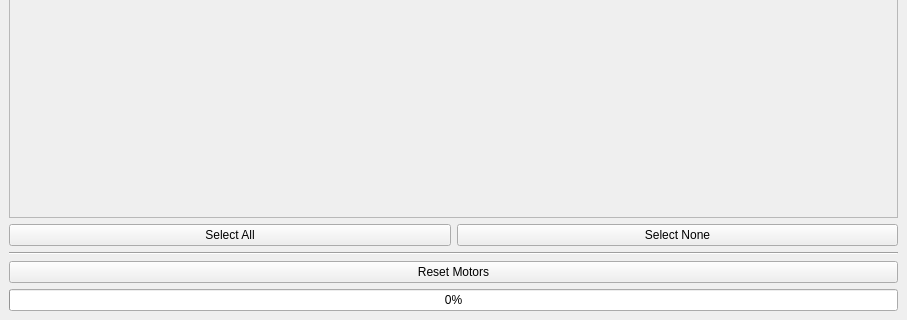
Before: the Qt Designer form sr_gui_motor_resetter/uis/SrGuiMotorResetter.ui in shadow-robot/sr-ros-interface, drawn with Qt 5; both pictures show x 0 to 907 and y 451 to 771 of the 907 by 771 pixel window.
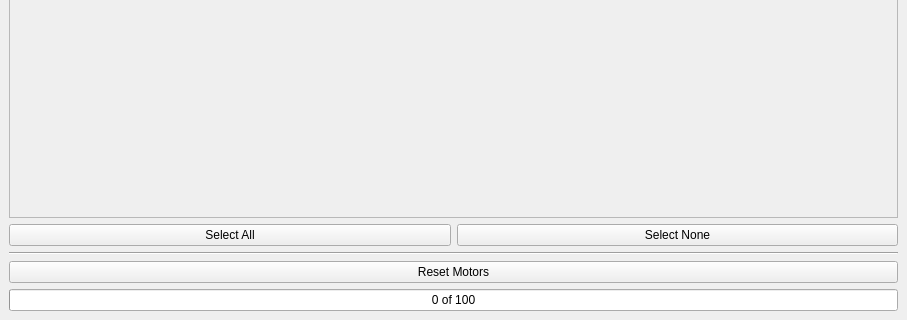
After: the same form once the commit is applied.

```diff
--- a/sr_gui_motor_resetter/uis/SrGuiMotorResetter.ui
+++ b/sr_gui_motor_resetter/uis/SrGuiMotorResetter.ui
@@ -63,6 +63,15 @@
       <property name="value">
        <number>0</number>
       </property>
+      <property name="textVisible">
+       <bool>true</bool>
+      </property>
+      <property name="invertedAppearance">
+       <bool>false</bool>
+      </property>
+      <property name="format">
+       <string>%v of %m</string>
+      </property>
      </widget>
     </item>
    </layout>
```
